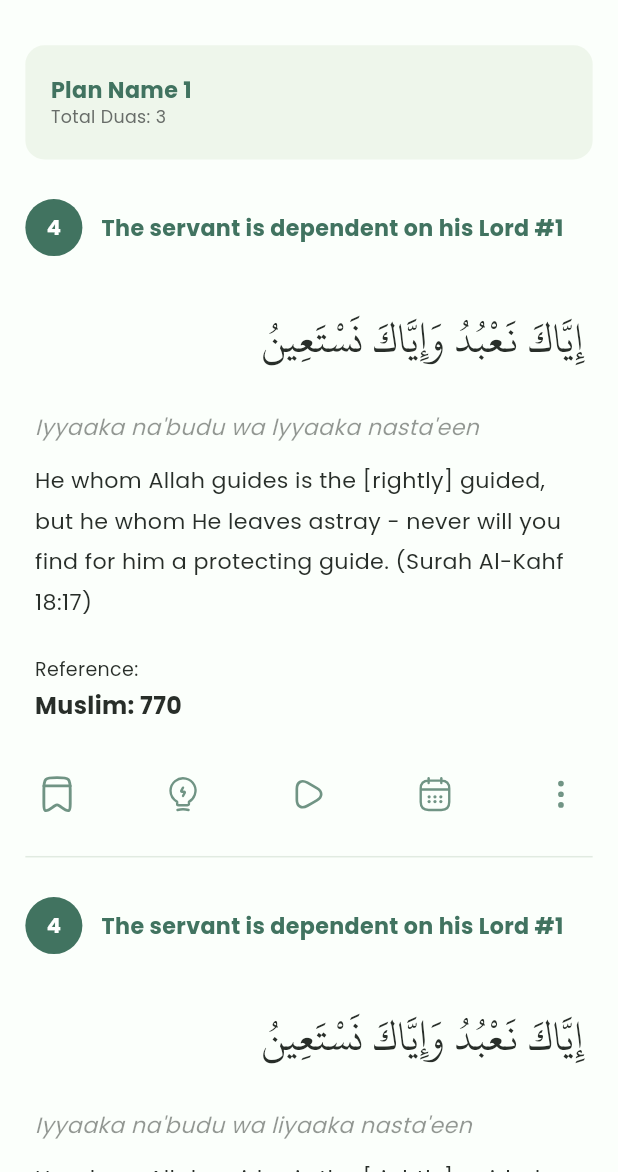
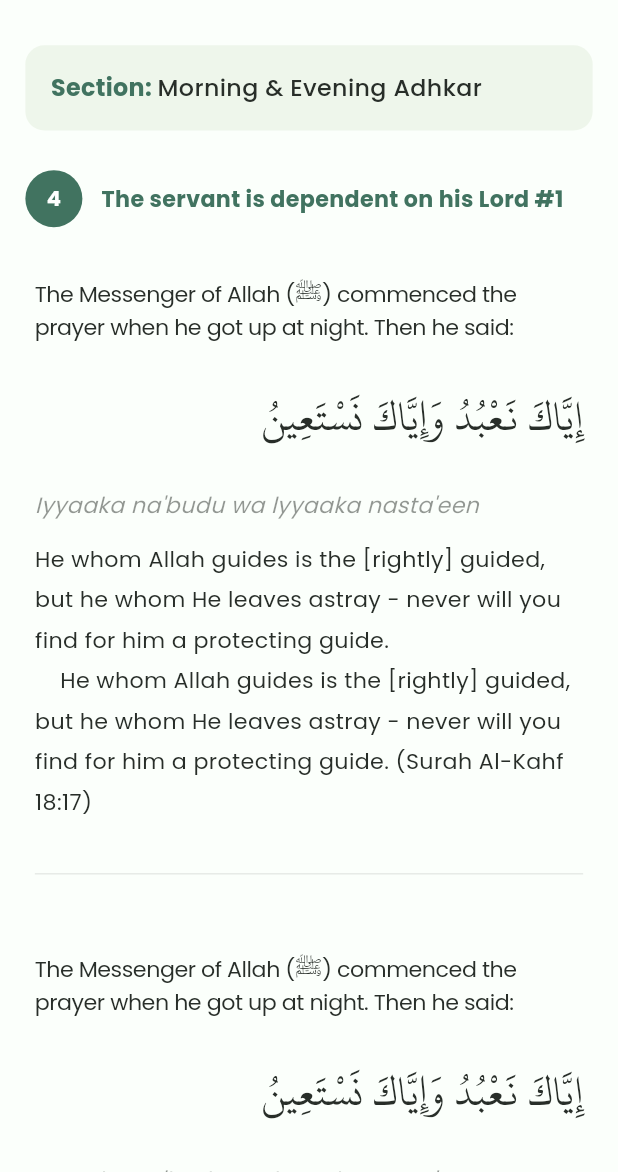
Before and after one commit to ird-mehdi/dua_app, a Flutter app: the PlanDetailsPage screen opened directly, on a phone screen of 412 x 824 dp, the part 64-1236 px from its top. Run offline on Flutter 3.47's test engine with Material 3 defaults, Android fonts, the phone set to English and light mode, and no system bars; our stand-ins replace drift, equatable, flutter_svg, fpdart, get, get_it and 2 more; missing offline and left inert: talker_logger; accounts and stored records are empty; generated files the repository leaves out were written again.

Commit message:
Refactor PlanDetailsPage and SectionCard for improved UI and code clarity
- Updated PlanDetailsPage to utilize DuaDetailsCard instead of SinglePlanCard for better structure.
- Enhanced SectionCard to accept title and subtitle as parameters for dynamic content display.
- Adjusted color opacity handling in BookmarkItem for performance optimization.
- Removed SinglePlanCard as part of the refactor to streamline the codebase.

```diff
--- a/lib/presentation/bookmark/ui/bookmark_screen.dart
+++ b/lib/presentation/bookmark/ui/bookmark_screen.dart
@@ -101,7 +101,7 @@ class BookmarkItem extends StatelessWidget {
         ),
         boxShadow: [
           BoxShadow(
-            color: Colors.black.withOpacity(0.05),
+            color: Colors.black.withOpacityInt(5),
             blurRadius: 2,
             offset: const Offset(0, 1),
           ),
--- a/lib/presentation/dua_app.dart
+++ b/lib/presentation/dua_app.dart
@@ -1,7 +1,7 @@
 import 'package:dua/core/config/dua_screen.dart';
 import 'package:dua/core/config/themes.dart';
 import 'package:dua/core/static/font_family.dart';
-import 'package:dua/presentation/main/ui/nav_bar_page.dart';
+import 'package:dua/presentation/plan_details/ui/plan_details_page.dart';
 import 'package:flutter/material.dart';
 import 'package:flutter/services.dart';
 import 'package:get/get.dart';
@@ -37,14 +37,14 @@ class DuaApp extends StatelessWidget {
         // home: AllDuaPage(),
         // home: SubCategory(),
         // home: DuaVerticalMove(),
-        home: NavBarPage(),
+        // home: NavBarPage(),
         // home: DhikrPage(),
         // home: SchedulePage(),
         // home: ScheduleDetailsPage(),
         // home: ScreenList(),
         // home: PrayerTimePage(),
         // home: MemorizationPage(),
-        // home: PlanDetailsPage(),
+        home: PlanDetailsPage(),
       );
     });
   }
--- a/lib/presentation/dua_vertial_move/widget/section_card.dart
+++ b/lib/presentation/dua_vertial_move/widget/section_card.dart
@@ -6,9 +6,13 @@ class SectionCard extends StatelessWidget {
   const SectionCard({
     super.key,
     required this.theme,
+    required this.title,
+    required this.subtitle,
   });
 
   final ThemeData theme;
+  final String title;
+  final String subtitle;
 
   @override
   Widget build(BuildContext context) {
@@ -27,7 +31,7 @@ class SectionCard extends StatelessWidget {
                 text: TextSpan(
                   children: [
                     TextSpan(
-                      text: 'Section: ',
+                      text: title,
                       style: theme.textTheme.bodyMedium?.copyWith(
                         fontWeight: FontWeight.w700,
                         color: context.color.primaryColor100,
@@ -35,7 +39,7 @@ class SectionCard extends StatelessWidget {
                       ),
                     ),
                     TextSpan(
-                      text: 'Morning & Evening Adhkar',
+                      text: subtitle,
                       style: theme.textTheme.bodyMedium?.copyWith(
                         fontSize: fifteenPx,
                         color: context.color.headingTextColor,
--- a/lib/presentation/dua_vertial_move/widget/single_dua_card.dart
+++ b/lib/presentation/dua_vertial_move/widget/single_dua_card.dart
@@ -23,7 +23,11 @@ class SingleDuaCard extends StatelessWidget {
   Widget build(BuildContext context) {
     return Column(
       children: [
-        SectionCard(theme: theme),
+        SectionCard(
+          theme: theme,
+          title: 'Section: ',
+          subtitle: 'Morning & Evening Adhkar',
+        ),
         gapH16,
         DuaNumberWidget(
           theme: theme,
--- a/lib/presentation/plan_details/ui/plan_details_page.dart
+++ b/lib/presentation/plan_details/ui/plan_details_page.dart
@@ -5,8 +5,7 @@ import 'package:dua/core/static/ui_const.dart';
 import 'package:dua/core/utility/utility.dart';
 import 'package:dua/presentation/common/widgets/custom_app_bar.dart';
 import 'package:dua/presentation/common/widgets/svg_image.dart';
-import 'package:dua/presentation/dua_vertial_move/widget/model.dart';
-import 'package:dua/presentation/plan_details/widget/single_plan_card.dart';
+import 'package:dua/presentation/plan_details/widget/dua_details_card.dart';
 import 'package:flutter/material.dart';
 
 class PlanDetailsPage extends StatelessWidget {
@@ -62,14 +61,11 @@ class PlanDetailsPage extends StatelessWidget {
                   ),
                 )
               : ListView.builder(
-                  itemCount: planDetailsDuaCardModelList.length,
+                  itemCount: 2,
                   shrinkWrap: true,
                   physics: const NeverScrollableScrollPhysics(),
                   itemBuilder: (context, index) {
-                    return SinglePlanCard(
-                      theme: theme,
-                      duaCardModel: planDetailsDuaCardModelList[index],
-                    );
+                    return DuaDetailsCard();
                   },
                 ),
         ));
--- /dev/null
+++ b/lib/presentation/plan_details/widget/dua_details_card.dart
@@ -0,0 +1,245 @@
+import 'package:dua/core/config/dua_screen.dart';
+import 'package:dua/core/static/ui_const.dart';
+import 'package:dua/core/utility/utility.dart';
+import 'package:dua/presentation/dua_vertial_move/widget/dua_card_footer.dart';
+import 'package:dua/presentation/dua_vertial_move/widget/section_card.dart';
+import 'package:flutter/material.dart';
+
+class DuaDetailsCard extends StatelessWidget {
+  const DuaDetailsCard({
+    super.key,
+  });
+
+  @override
+  Widget build(BuildContext context) {
+    final theme = Theme.of(context);
+    final bool isFirstDua = true;
+    // final duaCardModel = planDetailsDuaCardModelList.first;
+
+    return Column(
+      children: [
+        SectionCard(
+            theme: theme,
+            title: 'Section: ',
+            subtitle: 'Morning & Evening Adhkar'),
+        //
+        gapH25,
+        Row(
+          children: [
+            Container(
+              width: thirtySixPx,
+              height: thirtySixPx,
+              decoration: BoxDecoration(
+                color: context.color.primaryColor100,
+                shape: BoxShape.circle,
+              ),
+              child: Center(
+                child: Text(
+                  '4',
+                  style: TextStyle(
+                    color: Colors.white,
+                    fontWeight: FontWeight.bold,
+                  ),
+                ),
+              ),
+            ),
+            gapW12,
+            Expanded(
+              child: Text(
+                'The servant is dependent on his Lord #1',
+                style: theme.textTheme.bodyMedium?.copyWith(
+                  fontSize: fourteenPx,
+                  color: context.color.primaryColor100,
+                  fontWeight: FontWeight.w600,
+                ),
+              ),
+            ),
+          ],
+        ),
+        if (isFirstDua) FirstDua(theme: theme),
+        Padding(
+          padding: EdgeInsets.all(sixPx),
+          child: Column(
+            crossAxisAlignment: CrossAxisAlignment.start,
+            children: [
+              gapH25,
+              Text(
+                'The Messenger of Allah (ﷺ) commenced the prayer when he got up at night. Then he said:',
+                style: theme.textTheme.titleSmall?.copyWith(
+                  fontSize: fourteenPx,
+                  height: 1.5,
+                  letterSpacing: -0.3,
+                  color: context.color.titleColor,
+                  fontWeight: FontWeight.w400,
+                ),
+                textAlign: TextAlign.left,
+              ),
+              gapH25,
+              Column(
+                crossAxisAlignment: CrossAxisAlignment.start,
+                children: [
+                  Align(
+                    alignment: Alignment.centerRight,
+                    child: Text(
+                      'إِيَّاكَ نَعْبُدُ وَإِيَّاكَ نَسْتَعِينُ',
+                      style: context.textStyle.arabicAyah?.copyWith(
+                        fontSize: twentyEightPx,
+                        color: context.color.headingTextColor,
+                        fontWeight: FontWeight.w400,
+                        height: 1.5,
+                      ),
+                      textAlign: TextAlign.right,
+                    ),
+                  ),
+                  gapH25,
+                  // Transliteration
+                  Text(
+                    "Iyyaaka na'budu wa lyyaaka nasta'een",
+                    style: theme.textTheme.bodyMedium?.copyWith(
+                        fontSize: fourteenPx,
+                        color: context.color.titleColor.withOpacityInt(0.5),
+                        fontWeight: FontWeight.w400,
+                        fontStyle: FontStyle.italic),
+                    textAlign: TextAlign.left,
+                  ),
+                  gapH12,
+
+                  // Quote
+                  Text(
+                    '''He whom Allah guides is the [rightly] guided, but he whom He leaves astray - never will you find for him a protecting guide.
+He whom Allah guides is the [rightly] guided, but he whom He leaves astray - never will you find for him a protecting guide. (Surah Al-Kahf 18:17)''',
+                    style: theme.textTheme.bodyMedium?.copyWith(
+                        fontSize: fourteenPx,
+                        color: context.color.titleColor,
+                        fontWeight: FontWeight.w400,
+                        height: 1.8),
+                    textAlign: TextAlign.left,
+                  ),
+                  gapH20,
+
+                  Row(
+                    mainAxisAlignment: MainAxisAlignment.spaceBetween,
+                    children: [
+                      Column(
+                        crossAxisAlignment: CrossAxisAlignment.start,
+                        children: [
+                          Text(
+                            'Reference:',
+                            style: theme.textTheme.bodyMedium?.copyWith(
+                              fontSize: twelvePx,
+                              color: context.color.titleColor,
+                              fontWeight: FontWeight.w400,
+                            ),
+                          ),
+                          gapH4,
+                          Text(
+                            'Muslim: 770',
+                            style: theme.textTheme.bodyMedium?.copyWith(
+                              fontSize: fifteenPx,
+                              color: context.color.titleColor,
+                              fontWeight: FontWeight.w600,
+                            ),
+                          ),
+                        ],
+                      ),
+                    ],
+                  ),
+                ],
+              ),
+
+              // Action buttons
+            ],
+          ),
+        ),
+        const DuaCardFooter(),
+        Divider(
+          color: context.color.titleColor.withOpacityInt(0.1),
+          thickness: 1,
+          height: twentyFourPx,
+        ),
+      ],
+    );
+  }
+}
+
+class FirstDua extends StatelessWidget {
+  const FirstDua({
+    super.key,
+    required this.theme,
+  });
+
+  final ThemeData theme;
+
+  @override
+  Widget build(BuildContext context) {
+    return Padding(
+      padding: EdgeInsets.all(sixPx),
+      child: Column(
+        crossAxisAlignment: CrossAxisAlignment.start,
+        children: [
+          gapH25,
+          Text(
+            'The Messenger of Allah (ﷺ) commenced the prayer when he got up at night. Then he said:',
+            style: theme.textTheme.titleSmall?.copyWith(
+              fontSize: fourteenPx,
+              height: 1.5,
+              letterSpacing: -0.3,
+              color: context.color.titleColor,
+              fontWeight: FontWeight.w400,
+            ),
+            textAlign: TextAlign.left,
+          ),
+          gapH25,
+          Column(
+            crossAxisAlignment: CrossAxisAlignment.start,
+            children: [
+              Align(
+                alignment: Alignment.centerRight,
+                child: Text(
+                  'إِيَّاكَ نَعْبُدُ وَإِيَّاكَ نَسْتَعِينُ',
+                  style: context.textStyle.arabicAyah?.copyWith(
+                    fontSize: twentyEightPx,
+                    color: context.color.headingTextColor,
+                    fontWeight: FontWeight.w400,
+                    height: 1.5,
+                  ),
+                  textAlign: TextAlign.right,
+                ),
+              ),
+              gapH25,
+              // Transliteration
+              Text(
+                "Iyyaaka na'budu wa lyyaaka nasta'een",
+                style: theme.textTheme.bodyMedium?.copyWith(
+                    fontSize: fourteenPx,
+                    color: context.color.titleColor.withOpacityInt(0.5),
+                    fontWeight: FontWeight.w400,
+                    fontStyle: FontStyle.italic),
+                textAlign: TextAlign.left,
+              ),
+              gapH12,
+
+              // Quote
+              Text(
+                '''He whom Allah guides is the [rightly] guided, but he whom He leaves astray - never will you find for him a protecting guide.
+    He whom Allah guides is the [rightly] guided, but he whom He leaves astray - never will you find for him a protecting guide. (Surah Al-Kahf 18:17)''',
+                style: theme.textTheme.bodyMedium?.copyWith(
+                    fontSize: fourteenPx,
+                    color: context.color.titleColor,
+                    fontWeight: FontWeight.w400,
+                    height: 1.8),
+                textAlign: TextAlign.left,
+              ),
+              gapH20,
+            ],
+          ),
+          Divider(
+            color: context.color.titleColor.withOpacityInt(0.1),
+            thickness: 1,
+            height: twentyFourPx,
+          ),
+        ],
+      ),
+    );
+  }
+}
--- a/lib/presentation/plan_details/widget/single_plan_card.dart
+++ /dev/null
@@ -1,75 +0,0 @@
-import 'package:dua/core/static/ui_const.dart';
-import 'package:dua/core/utility/utility.dart';
-import 'package:dua/presentation/common/widgets/dua_collection_preview.dart';
-import 'package:dua/presentation/common/widgets/dua_title_with_number.dart';
-import 'package:dua/presentation/dua_vertial_move/widget/dua_card_footer.dart';
-import 'package:dua/presentation/dua_vertial_move/widget/model.dart';
-import 'package:dua/presentation/dua_vertial_move/widget/second_dua_section.dart';
-import 'package:flutter/material.dart';
-
-class SinglePlanCard extends StatelessWidget {
-  final ThemeData theme;
-  final DuaCardModel duaCardModel;
-
-  const SinglePlanCard({
-    super.key,
-    required this.theme,
-    required this.duaCardModel,
-  });
-
-  @override
-  @override
-  Widget build(BuildContext context) {
-    return Column(
-      children: [
-        DuaCollectionPreview(
-          theme: theme,
-          title: 'Plan Name 1',
-          subtitle: 'Total Duas: 3',
-        ),
-        gapH25,
-        DuaTitleWithNumber(
-            theme: theme,
-            title: 'The servant is dependent on his Lord #1',
-            number: '4'),
-        DuaContentCard(
-          title: 'One Hundred times Subhanallahi wa Bihamdihi',
-          transliteration: "Iyyaaka na'budu wa lyyaaka nasta'een",
-          meaning:
-              'He whom Allah guides is the [rightly] guided, but he whom He leaves astray - never will you find for him a protecting guide. (Surah Al-Kahf 18:17)',
-          reference: 'Muslim: 770',
-          duaCardModel: duaCardModel,
-          theme: theme,
-          arabicText: 'إِيَّاكَ نَعْبُدُ وَإِيَّاكَ نَسْتَعِينُ',
-        ),
-        const DuaCardFooter(),
-        if (duaCardModel.multipleDuaSeparatorDividerShown)
-          Divider(
-            color: context.color.primaryColor10,
-            height: 1,
-          ),
-        gapH25,
-        DuaTitleWithNumber(
-            theme: theme,
-            title: 'The servant is dependent on his Lord #1',
-            number: '4'),
-        DuaContentCard(
-            title: '',
-            arabicText: 'إِيَّاكَ نَعْبُدُ وَإِيَّاكَ نَسْتَعِينُ',
-            transliteration: 'Iyyaaka na\'budu wa liyaaka nasta\'een',
-            meaning:
-                'He whom Allah guides is the [rightly] guided, but he whom He leaves astray - never will you find for him a protecting guide. (Surah Al-Kahf 18:17)',
-            reference: 'Muslim: 770',
-            duaCardModel: duaCardModel,
-            theme: theme),
-        const DuaCardFooter(),
-        if (duaCardModel.isLast)
-          Divider(
-            color: context.color.primaryColor10,
-            height: 1,
-          ),
-        gapH20,
-      ],
-    );
-  }
-}
```
